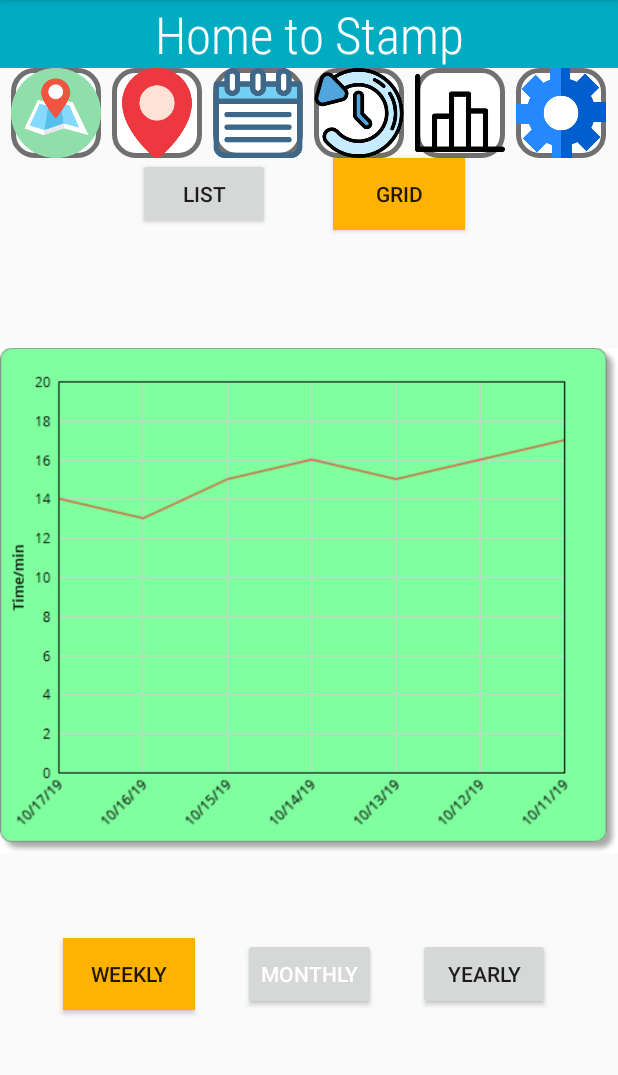
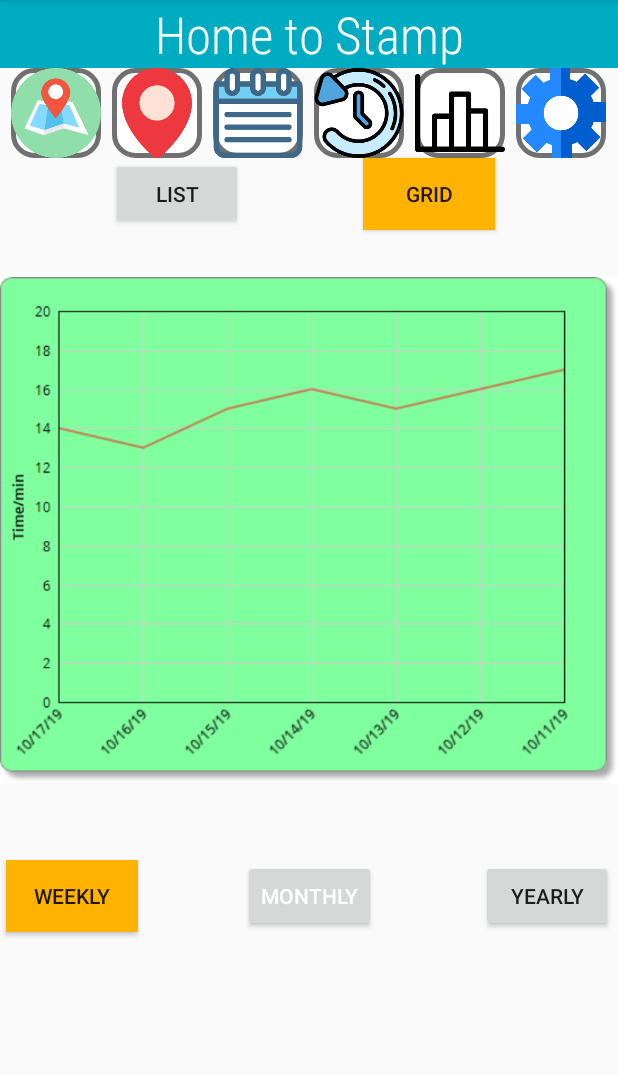
Before and after one commit to yourselvs/CMSC434-CommuteHelper, an Android app: the HistoryGridView screen opened directly, with no data from a screen before it, on a phone screen of 412 x 824 dp, the part 84-1159 px from its top. Run offline under Robolectric (Android 15) with nearby library versions, the phone set to English and light mode, and no system bars.

```diff
--- a/CommuteHelper/app/src/main/res/layout/activity_history_grid_view.xml
+++ b/CommuteHelper/app/src/main/res/layout/activity_history_grid_view.xml
@@ -108,12 +108,14 @@
         android:id="@+id/button16"
         android:layout_width="wrap_content"
         android:layout_height="wrap_content"
-        android:layout_marginStart="92dp"
-        android:layout_marginLeft="92dp"
-        android:layout_marginTop="60dp"
+        android:layout_marginStart="93dp"
+        android:layout_marginLeft="93dp"
+        android:layout_marginEnd="40dp"
+        android:layout_marginRight="40dp"
         android:text="List"
+        app:layout_constraintEnd_toStartOf="@+id/button17"
         app:layout_constraintStart_toStartOf="parent"
-        app:layout_constraintTop_toBottomOf="@+id/textView5" />
+        app:layout_constraintTop_toBottomOf="@+id/startATrip" />
 
     <Button
         android:id="@+id/button17"
@@ -121,36 +123,37 @@
         android:layout_height="wrap_content"
         android:layout_marginStart="40dp"
         android:layout_marginLeft="40dp"
-        android:layout_marginTop="60dp"
         android:layout_marginEnd="102dp"
         android:layout_marginRight="102dp"
         android:background="#FFB300"
         android:text="Grid"
         app:layout_constraintEnd_toEndOf="parent"
-        app:layout_constraintHorizontal_bias="1.0"
         app:layout_constraintStart_toEndOf="@+id/button16"
-        app:layout_constraintTop_toBottomOf="@+id/textView5" />
+        app:layout_constraintTop_toBottomOf="@+id/statistics" />
 
     <ImageView
         android:id="@+id/imageView2"
-        android:layout_width="wrap_content"
-        android:layout_height="wrap_content"
-        app:layout_constraintBottom_toBottomOf="parent"
+        android:layout_width="0dp"
+        android:layout_height="400dp"
         app:layout_constraintEnd_toEndOf="parent"
         app:layout_constraintHorizontal_bias="0.0"
         app:layout_constraintStart_toStartOf="parent"
-        app:layout_constraintTop_toTopOf="parent"
-        app:layout_constraintVertical_bias="0.551"
+        app:layout_constraintTop_toBottomOf="@+id/button16"
         app:srcCompat="@drawable/weekly" />
 
     <Button
         android:id="@+id/button19"
         android:layout_width="wrap_content"
         android:layout_height="wrap_content"
+        android:layout_marginStart="40dp"
+        android:layout_marginLeft="40dp"
+        android:layout_marginTop="20dp"
+        android:layout_marginEnd="40dp"
+        android:layout_marginRight="40dp"
         android:text="Monthly"
         android:textColor="#FFFFFF"
-        app:layout_constraintEnd_toEndOf="parent"
-        app:layout_constraintStart_toStartOf="parent"
+        app:layout_constraintEnd_toStartOf="@+id/button20"
+        app:layout_constraintStart_toEndOf="@+id/button18"
         app:layout_constraintTop_toBottomOf="@+id/imageView2" />
 
     <Button
@@ -159,6 +162,7 @@
         android:layout_height="wrap_content"
         android:layout_marginStart="40dp"
         android:layout_marginLeft="40dp"
+        android:layout_marginTop="20dp"
         android:layout_marginEnd="30dp"
         android:layout_marginRight="30dp"
         android:background="#FFB300"
@@ -171,9 +175,13 @@
         android:id="@+id/button20"
         android:layout_width="wrap_content"
         android:layout_height="wrap_content"
-        android:layout_marginStart="28dp"
-        android:layout_marginLeft="28dp"
+        android:layout_marginStart="30dp"
+        android:layout_marginLeft="30dp"
+        android:layout_marginTop="20dp"
+        android:layout_marginEnd="40dp"
+        android:layout_marginRight="40dp"
         android:text="Yearly"
         app:layout_constraintStart_toEndOf="@+id/button19"
+        app:layout_constraintEnd_toEndOf="parent"
         app:layout_constraintTop_toBottomOf="@+id/imageView2" />
 </androidx.constraintlayout.widget.ConstraintLayout>
```
